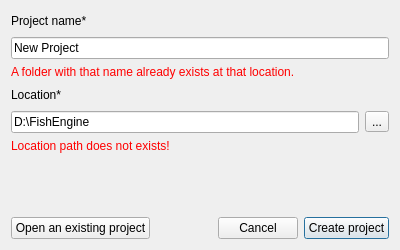
This is Engine/Source/Editor/UI/OpenProjectDialog.ui in yushroom/FishEngine as Qt 5 draws it before an edit. The edited form follows.
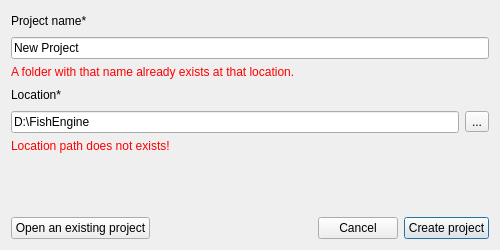
This is the edited form.

The edit to the form file:
```diff
--- a/Engine/Source/Editor/UI/OpenProjectDialog.ui
+++ b/Engine/Source/Editor/UI/OpenProjectDialog.ui
@@ -6,13 +6,13 @@
    <rect>
     <x>0</x>
     <y>0</y>
-    <width>400</width>
+    <width>500</width>
     <height>250</height>
    </rect>
   </property>
   <property name="minimumSize">
    <size>
-    <width>400</width>
+    <width>450</width>
     <height>250</height>
    </size>
   </property>
```
